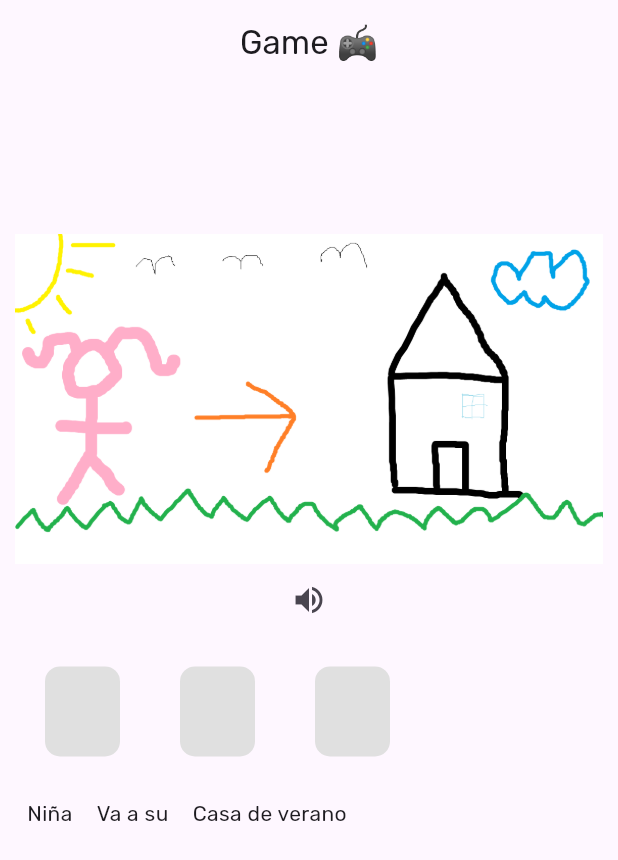
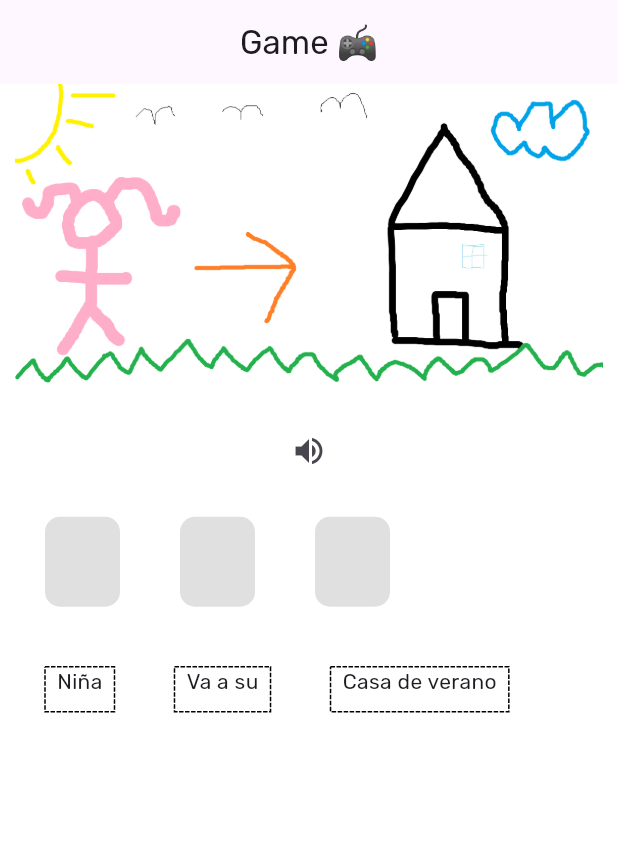
Before and after one commit to Danny-Quezada/Autism_game, a Flutter app: the screen it shows after launch, on a phone screen of 412 x 824 dp. Shown: the top 860 px of the screen. Run offline on Flutter 3.47's test engine with Material 3 defaults, Android fonts, the phone set to English and light mode, and no system bars; drawn by our look-alikes of dotted_border; our stand-ins replace confetti; missing offline and left inert: text_to_speech.

Commit message:
Improving UI of autism_page_game

```diff
--- a/lib/domain/models/autism_word_game.dart
+++ b/lib/domain/models/autism_word_game.dart
@@ -1,7 +1,7 @@
-class AutismWordGame{
+class AutismWordGame {
   String word;
   String imageUrl;
-  bool completed;
+  bool? completed;
 
-  AutismWordGame({required this.word, required this.imageUrl, this.completed=false});
+  AutismWordGame({required this.word, required this.imageUrl, this.completed});
 }
--- a/lib/main.dart
+++ b/lib/main.dart
@@ -9,7 +9,9 @@ void main(List<String> args) {
     child: MaterialApp(
       initialRoute: "/",
       routes: {'/': (_) =>  AutismPageGame()},
+
       theme: ThemeData(
+        scaffoldBackgroundColor:  Colors.white,
           fontFamily: "Rubik",
            primarySwatch: Colors.blue,
          primaryColor: Colors.blue)
--- a/lib/ui/pages/autism_page_game.dart
+++ b/lib/ui/pages/autism_page_game.dart
@@ -1,8 +1,35 @@
 import 'package:autism_test_drag_drop/appcore/services/autism_game_provider.dart';
-
+import 'package:confetti/confetti.dart';
+import 'package:dotted_border/dotted_border.dart';
+import 'dart:math';
 import 'package:flutter/material.dart';
 import 'package:provider/provider.dart';
 import 'package:text_to_speech/text_to_speech.dart';
+
+/// A custom Path to paint stars.
+Path drawStar(Size size) {
+  // Method to convert degree to radians
+  double degToRad(double deg) => deg * (pi / 180.0);
+
+  const numberOfPoints = 5;
+  final halfWidth = size.width / 2;
+  final externalRadius = halfWidth;
+  final internalRadius = halfWidth / 2.5;
+  final degreesPerStep = degToRad(360 / numberOfPoints);
+  final halfDegreesPerStep = degreesPerStep / 2;
+  final path = Path();
+  final fullAngle = degToRad(360);
+  path.moveTo(size.width, halfWidth);
+
+  for (double step = 0; step < fullAngle; step += degreesPerStep) {
+    path.lineTo(halfWidth + externalRadius * cos(step),
+        halfWidth + externalRadius * sin(step));
+    path.lineTo(halfWidth + internalRadius * cos(step + halfDegreesPerStep),
+        halfWidth + internalRadius * sin(step + halfDegreesPerStep));
+  }
+  path.close();
+  return path;
+}
 
 class AutismPageGame extends StatelessWidget {
   AutismPageGame({super.key});
@@ -13,14 +40,13 @@ class AutismPageGame extends StatelessWidget {
         Provider.of<AutismGameProvider>(context, listen: false);
     TextToSpeech tts = TextToSpeech();
     tts.setLanguage('es-ES');
-    tts.speak("Niña va a su casa de verano");
+    // tts.speak("Niña va a su casa de verano");
     return Scaffold(
       appBar: AppBar(
         centerTitle: true,
         title: const Text("Game 🎮"),
       ),
-      body: Center(
-        child: SingleChildScrollView(
+      body: SingleChildScrollView(
         physics: const ScrollPhysics(),
         padding: const EdgeInsets.symmetric(horizontal: 10),
         child: Center(
@@ -34,8 +60,7 @@ class AutismPageGame extends StatelessWidget {
                     tts.speak("Niña va a su casa de verano");
                   },
                   icon: const Icon(Icons.volume_up)),
-                Center(
-                  child: SizedBox(
+              SizedBox(
                 height: 100,
                 width: double.infinity,
                 child: ListView.builder(
@@ -50,20 +75,31 @@ class AutismPageGame extends StatelessWidget {
                           color: Colors.grey.shade300,
                           borderRadius: BorderRadius.circular(10)),
                       child: DragTarget(onWillAccept: (data) {
-                            print(data);
-                            print(autismGameProvider.words[0].words[index].word);
                         return data ==
                             autismGameProvider.words[0].words[index].word;
                       }, onAccept: (data) {
                         autismGameProvider.changeWordCompleted(0, index);
-                            tts.speak(autismGameProvider.words[0].words[index].word);
+                        tts.speak(
+                            autismGameProvider.words[0].words[index].word);
                       }, builder: (context, candidateData, rejectedData) {
-                            return Selector<AutismGameProvider, bool>(
+                        final topController = ConfettiController(
+                            duration: const Duration(seconds: 2));
+
+                        return Selector<AutismGameProvider, bool?>(
                             builder: (context, value, child) {
-                                  if (value) {
-                                    return Image.asset(autismGameProvider
-                                        .words[0].words[index].imageUrl, fit: BoxFit.cover,);
+                              if (value == true) {
+                                return ConfettiWidget(
+                                  createParticlePath: drawStar,
+                                  blastDirection: 2 * pi,
+                                  confettiController: topController..play(),
+                                  child: Image.asset(
+                                    autismGameProvider
+                                        .words[0].words[index].imageUrl,
+                                    fit: BoxFit.cover,
+                                  ),
+                                );
                               }
+
                               return Container();
                             },
                             selector: (_, provider) =>
@@ -75,9 +111,8 @@ class AutismPageGame extends StatelessWidget {
                   },
                 ),
               ),
-                ),
               SizedBox(
-                  height: 200,
+                height: 70,
                 width: double.infinity,
                 child: ListView.builder(
                   physics: const NeverScrollableScrollPhysics(),
@@ -85,18 +120,33 @@ class AutismPageGame extends StatelessWidget {
                   scrollDirection: Axis.horizontal,
                   itemCount: autismGameProvider.words[0].words.length,
                   itemBuilder: (context, index) {
-                      return Draggable(
-                         data: autismGameProvider.words[0].words[index].word,
-                          child: Padding(
-                            padding: const EdgeInsets.all(8.0),
-                            child: Text(
-                                autismGameProvider.words[0].words[index].word),
+                    return Selector<AutismGameProvider, bool?>(
+                        builder: (context, value, child) {
+                          if (value == null) {
+                            return Container(
+                              margin: EdgeInsets.all(20),
+                              child: Draggable(
+
+                                  data: autismGameProvider
+                                      .words[0].words[index].word,
+                                  child: DottedBorder(
+                                    stackFit: StackFit.passthrough,
+                                    padding: const EdgeInsets.symmetric(horizontal: 8),
+                                    child: Text(autismGameProvider
+                                        .words[0].words[index].word),
                                   ),
+                                  childWhenDragging: DottedBorder(child: SizedBox(width: 50,), ),
                                   feedback: Image(
                                       height: 100,
                                       width: 100,
                                       image: AssetImage(autismGameProvider
-                                  .words[0].words[index].imageUrl)));
+                                          .words[0].words[index].imageUrl))),
+                            );
+                          }
+                          return const SizedBox.shrink();
+                        },
+                        selector: (_, provider) =>
+                            provider.words[0].words[index].completed);
                   },
                 ),
               )
@@ -104,7 +154,6 @@ class AutismPageGame extends StatelessWidget {
           ),
         ),
       ),
-      ),
     );
   }
 }
--- a/pubspec.yaml
+++ b/pubspec.yaml
@@ -37,6 +37,7 @@ dependencies:
   text_to_speech: ^0.2.3
   confetti: ^0.7.0
   provider: ^6.1.2
+  dotted_border: ^2.1.0
 
 dev_dependencies:
   flutter_test:
```
Also changed, not shown: pubspec.lock, 1 other file. Lines whose indentation alone changed are shown as unchanged.
